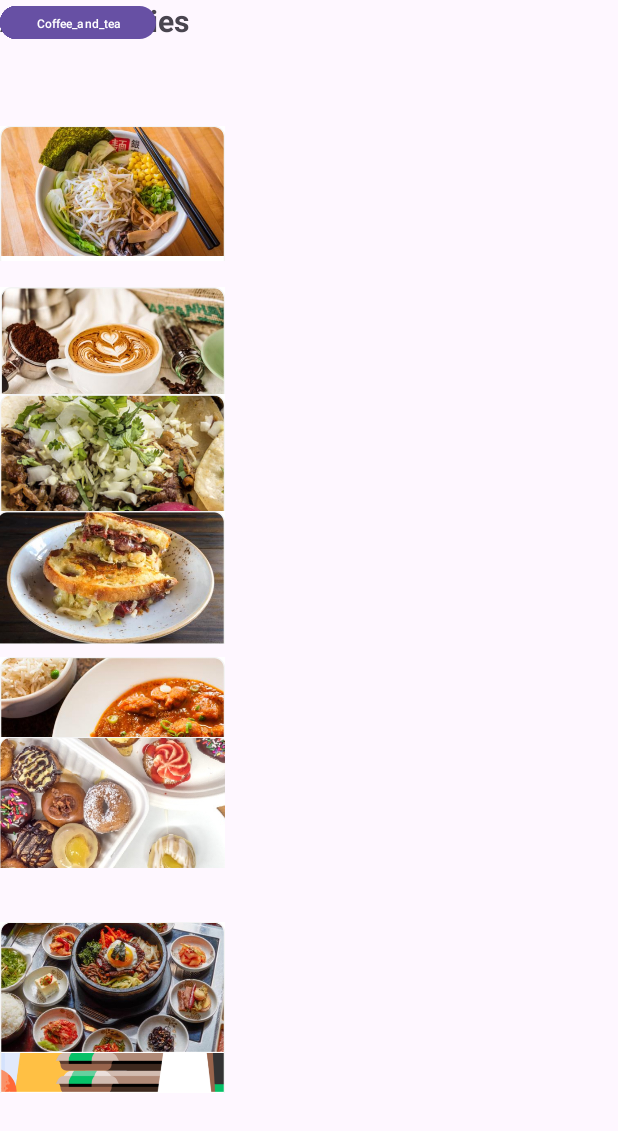
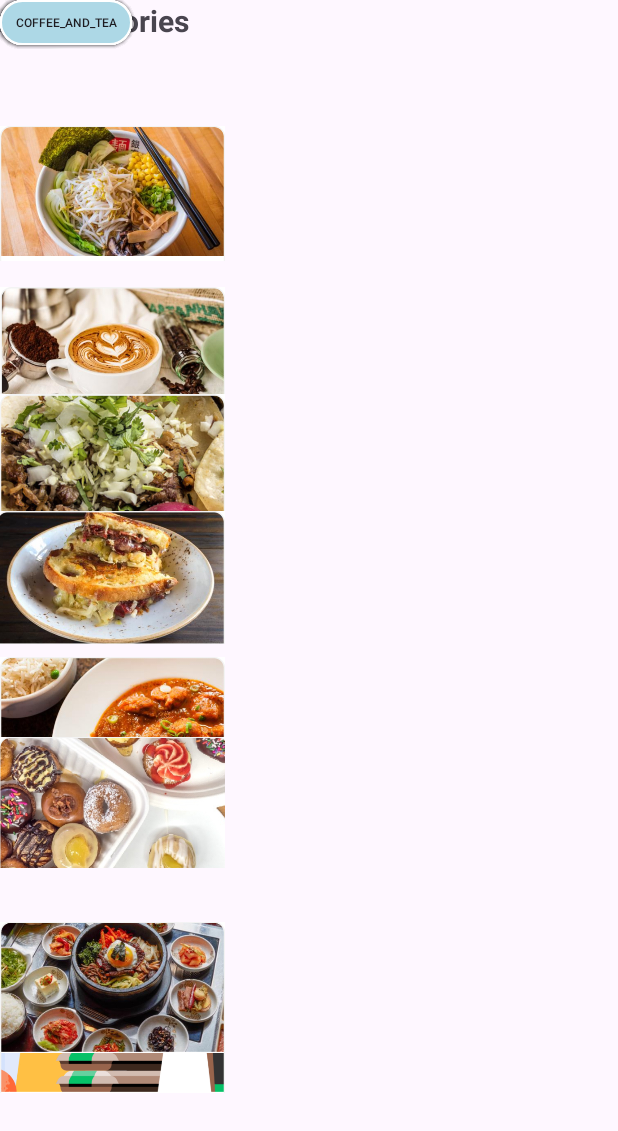
Before and after one commit to Sophiayangg/CS407-final-project, an Android app: the layout categories.xml on its own in the app's theme, with its tools: preview values and no code run, on a phone screen of 412 x 824 dp. Shown: the top 1131 px of the screen. Run offline under Robolectric (Android 15) with nearby library versions, the light colour scheme and no system bars.

Commit message:
button + arrow

```diff
--- a/app/src/main/res/layout/categories.xml
+++ b/app/src/main/res/layout/categories.xml
@@ -86,7 +86,8 @@
         app:srcCompat="@drawable/img_5944"
         tools:layout_editor_absoluteX="31dp" />
 
-    <Button
+    <androidx.appcompat.widget.AppCompatButton
+        android:background="@drawable/button_rounded_bg"
         android:id="@+id/AsianButton"
         android:layout_width="wrap_content"
         android:layout_height="30dp"
@@ -95,7 +96,8 @@
         tools:layout_editor_absoluteX="61dp"
         tools:layout_editor_absoluteY="187dp" />
 
-    <Button
+    <androidx.appcompat.widget.AppCompatButton
+        android:background="@drawable/button_rounded_bg"
         android:id="@+id/SandwichButton"
         android:layout_width="wrap_content"
         android:layout_height="30dp"
@@ -104,7 +106,8 @@
         tools:layout_editor_absoluteX="262dp"
         tools:layout_editor_absoluteY="337dp" />
 
-    <Button
+    <androidx.appcompat.widget.AppCompatButton
+        android:background="@drawable/button_rounded_bg"
         android:id="@+id/OthersButton"
         android:layout_width="wrap_content"
         android:layout_height="30dp"
@@ -113,7 +116,8 @@
         tools:layout_editor_absoluteX="262dp"
         tools:layout_editor_absoluteY="637dp" />
 
-    <Button
+    <androidx.appcompat.widget.AppCompatButton
+        android:background="@drawable/button_rounded_bg"
         android:id="@+id/DessertsButton"
         android:layout_width="wrap_content"
         android:layout_height="30dp"
@@ -122,7 +126,8 @@
         tools:layout_editor_absoluteX="262dp"
         tools:layout_editor_absoluteY="487dp" />
 
-    <Button
+    <androidx.appcompat.widget.AppCompatButton
+        android:background="@drawable/button_rounded_bg"
         android:id="@+id/IndianButton"
         android:layout_width="wrap_content"
         android:layout_height="30dp"
@@ -131,7 +136,8 @@
         tools:layout_editor_absoluteX="61dp"
         tools:layout_editor_absoluteY="487dp" />
 
-    <Button
+    <androidx.appcompat.widget.AppCompatButton
+        android:background="@drawable/button_rounded_bg"
         android:id="@+id/KoreanButton"
         android:layout_width="wrap_content"
         android:layout_height="30dp"
@@ -140,7 +146,8 @@
         tools:layout_editor_absoluteX="61dp"
         tools:layout_editor_absoluteY="637dp" />
 
-    <Button
+    <androidx.appcompat.widget.AppCompatButton
+        android:background="@drawable/button_rounded_bg"
         android:id="@+id/MexicanButton"
         android:layout_width="wrap_content"
         android:layout_height="30dp"
@@ -149,7 +156,8 @@
         tools:layout_editor_absoluteX="61dp"
         tools:layout_editor_absoluteY="337dp" />
 
-    <Button
+    <androidx.appcompat.widget.AppCompatButton
+        android:background="@drawable/button_rounded_bg"
         android:id="@+id/Coffee_and_teaButton"
         android:layout_width="wrap_content"
         android:layout_height="30dp"
```
Also changed, not shown: app/src/main/res/layout/history_recipe.xml (+15 -1 lines), app/src/main/res/layout/liked_recipe.xml (+15 -1 lines).
